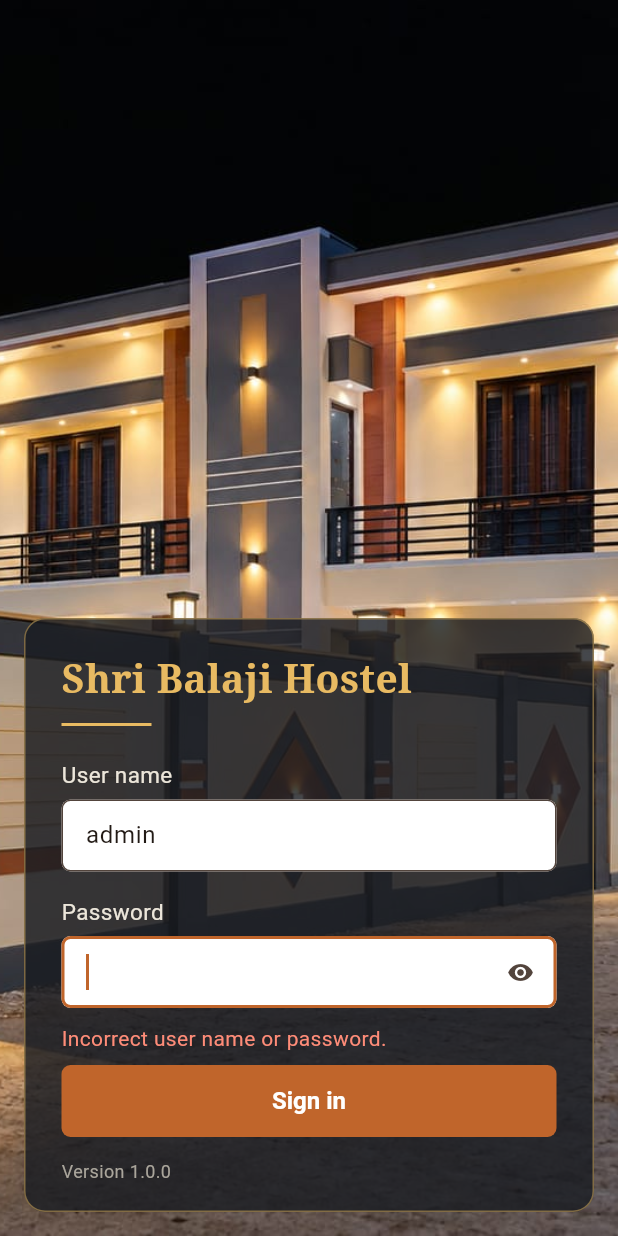
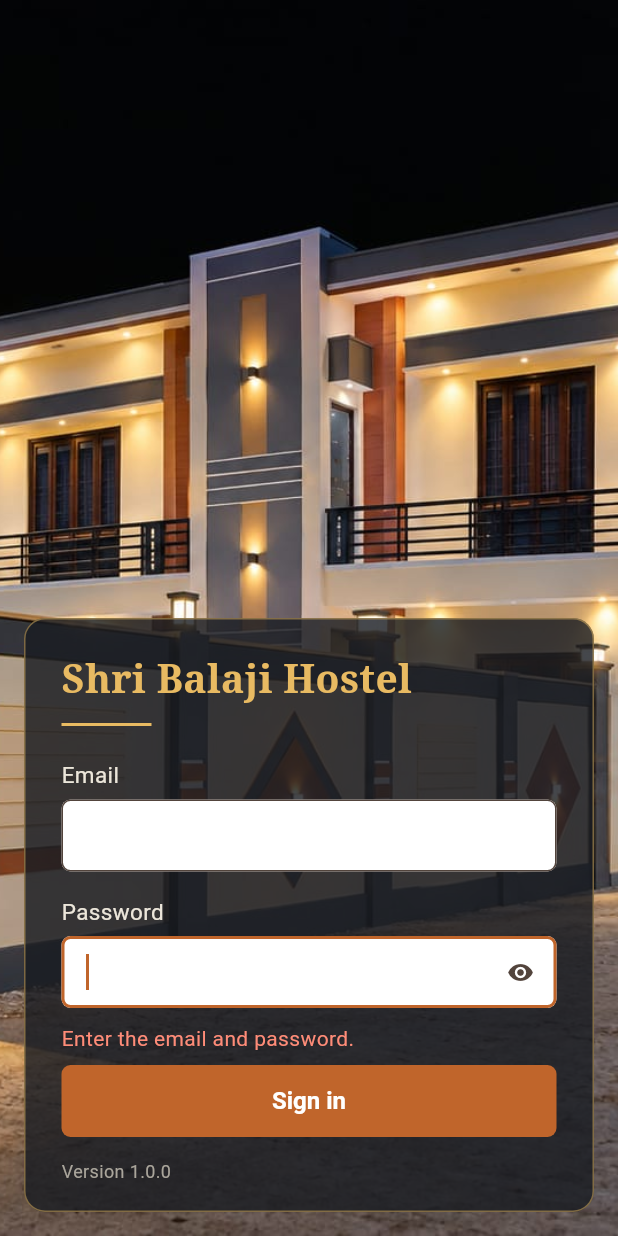
Before and after one commit to offbeatsoftware/HostelMobileApp, a Flutter app: the screen it shows after launch, after a tap on "Sign in", on a phone screen of 412 x 824 dp. Run offline on Flutter 3.47's test engine with Material 3 defaults, Android fonts, the phone set to English and light mode, and no system bars; our stand-ins replace firebase_auth, firebase_core; accounts and stored records are empty; generated files the repository leaves out were written again.

Commit message:
Sign in with Firebase Authentication instead of hard coded admin/admin
- AuthService signs in with email and password through Firebase Auth and
  turns Firebase error codes into plain messages
- Login screen asks for Email, shows a spinner while signing in
- Home page signs out of Firebase; an admin who is still signed in opens
  straight on the home page
- Tests use firebase_auth_mocks so they never reach the real project

Needs lib/firebase_options.dart from 'flutterfire configure'.

Co-Authored-By: Claude Opus 5.5 <noreply@anthropic.com>
Claude-Session: https://claude.ai/code/session_018FhnE8L3m5wKWhMeKdu4z2

```diff
--- a/lib/main.dart
+++ b/lib/main.dart
@@ -1,9 +1,16 @@
+import 'package:firebase_core/firebase_core.dart';
 import 'package:flutter/material.dart';
 
+import 'firebase_options.dart';
+import 'screens/home_screen.dart';
 import 'screens/login_screen.dart';
+import 'services/auth_service.dart';
 import 'theme/app_theme.dart';
 
-void main() {
+Future<void> main() async {
+  // Flutter must be ready before Firebase is started.
+  WidgetsFlutterBinding.ensureInitialized();
+  await Firebase.initializeApp(options: DefaultFirebaseOptions.currentPlatform);
   runApp(const HostelMobileApp());
 }
 
@@ -16,7 +23,9 @@ class HostelMobileApp extends StatelessWidget {
       title: AppInfo.productName,
       debugShowCheckedModeBanner: false,
       theme: AppTheme.light,
-      home: const LoginScreen(),
+      // Firebase remembers the sign in, so an admin who is still signed in
+      // goes straight to the home page.
+      home: AuthService.isSignedIn ? const HomeScreen() : const LoginScreen(),
     );
   }
 }
--- a/lib/screens/home_screen.dart
+++ b/lib/screens/home_screen.dart
@@ -1,5 +1,6 @@
 import 'package:flutter/material.dart';
 
+import '../services/auth_service.dart';
 import '../theme/app_theme.dart';
 import 'login_screen.dart';
 
@@ -18,9 +19,13 @@ class HomeScreen extends StatelessWidget {
             key: const Key('signOut'),
             icon: const Icon(Icons.logout),
             tooltip: 'Sign out',
-            onPressed: () => Navigator.of(context).pushReplacement(
-              MaterialPageRoute(builder: (_) => const LoginScreen()),
-            ),
+            onPressed: () async {
+              await AuthService.signOut();
+              if (!context.mounted) return;
+              Navigator.of(context).pushReplacement(
+                MaterialPageRoute(builder: (_) => const LoginScreen()),
+              );
+            },
           ),
         ],
       ),
--- a/lib/screens/login_screen.dart
+++ b/lib/screens/login_screen.dart
@@ -5,7 +5,8 @@ import '../theme/app_theme.dart';
 import 'home_screen.dart';
 
 /// Admin sign in, migrated from the desktop LoginForm: the hostel photo fills the
-/// screen and the sign in panel sits at the bottom.
+/// screen and the sign in panel sits at the bottom. The admin signs in with the
+/// email and password of a Firebase Authentication account.
 class LoginScreen extends StatefulWidget {
   const LoginScreen({super.key});
 
@@ -14,30 +15,46 @@ class LoginScreen extends StatefulWidget {
 }
 
 class _LoginScreenState extends State<LoginScreen> {
-  final _userNameController =
-      TextEditingController(text: AuthService.defaultUserName);
+  final _emailController = TextEditingController();
   final _passwordController = TextEditingController();
   final _passwordFocus = FocusNode();
   String _message = '';
   bool _obscure = true;
+  bool _busy = false;
 
   @override
   void dispose() {
-    _userNameController.dispose();
+    _emailController.dispose();
     _passwordController.dispose();
     _passwordFocus.dispose();
     super.dispose();
   }
 
-  void _signIn() {
-    if (AuthService.isValidLogin(
-        _userNameController.text, _passwordController.text)) {
-      Navigator.of(context).pushReplacement(
-        MaterialPageRoute(builder: (_) => const HomeScreen()),
+  Future<void> _signIn() async {
+    if (_busy) return;
+    FocusScope.of(context).unfocus();
+    setState(() {
+      _busy = true;
+      _message = '';
+    });
+
+    final error = await AuthService.signIn(
+      _emailController.text,
+      _passwordController.text,
     );
+    // The screen may have closed while waiting for Firebase.
+    if (!mounted) return;
+
+    if (error == null) {
+      Navigator.of(
+        context,
+      ).pushReplacement(MaterialPageRoute(builder: (_) => const HomeScreen()));
       return;
     }
-    setState(() => _message = 'Incorrect user name or password.');
+    setState(() {
+      _busy = false;
+      _message = error;
+    });
     _passwordController.clear();
     _passwordFocus.requestFocus();
   }
@@ -52,8 +69,10 @@ class _LoginScreenState extends State<LoginScreen> {
 
   Widget _label(String text) => Padding(
     padding: const EdgeInsets.only(bottom: 6),
-        child: Text(text,
-            style: const TextStyle(color: AppColors.lightText, fontSize: 15)),
+    child: Text(
+      text,
+      style: const TextStyle(color: AppColors.lightText, fontSize: 15),
+    ),
   );
 
   @override
@@ -70,8 +89,9 @@ class _LoginScreenState extends State<LoginScreen> {
               builder: (context, constraints) => SingleChildScrollView(
                 padding: const EdgeInsets.all(16),
                 child: ConstrainedBox(
-                  constraints:
-                      BoxConstraints(minHeight: constraints.maxHeight - 32),
+                  constraints: BoxConstraints(
+                    minHeight: constraints.maxHeight - 32,
+                  ),
                   child: Align(
                     alignment: Alignment.bottomCenter,
                     child: ConstrainedBox(
@@ -116,11 +136,14 @@ class _LoginScreenState extends State<LoginScreen> {
             child: Container(width: 60, height: 2, color: AppColors.gold),
           ),
           const SizedBox(height: 22),
-          _label('User name'),
+          _label('Email'),
           TextField(
-            key: const Key('userName'),
-            controller: _userNameController,
-            maxLength: 50,
+            key: const Key('email'),
+            controller: _emailController,
+            enabled: !_busy,
+            maxLength: 100,
+            keyboardType: TextInputType.emailAddress,
+            autofillHints: const [AutofillHints.email],
             textInputAction: TextInputAction.next,
             autocorrect: false,
             decoration: _fieldDecoration().copyWith(counterText: ''),
@@ -132,9 +155,9 @@ class _LoginScreenState extends State<LoginScreen> {
             key: const Key('password'),
             controller: _passwordController,
             focusNode: _passwordFocus,
-            // The user name is filled in, so the cursor starts in the password box.
-            autofocus: true,
+            enabled: !_busy,
             obscureText: _obscure,
+            autofillHints: const [AutofillHints.password],
             maxLength: 50,
             textInputAction: TextInputAction.done,
             decoration: _fieldDecoration(
@@ -150,9 +173,11 @@ class _LoginScreenState extends State<LoginScreen> {
           if (_message.isNotEmpty)
             Padding(
               padding: const EdgeInsets.only(bottom: 8),
-              child: Text(_message,
+              child: Text(
+                _message,
                 key: const Key('loginMessage'),
-                  style: const TextStyle(color: AppColors.errorText)),
+                style: const TextStyle(color: AppColors.errorText),
+              ),
             ),
           SizedBox(
             height: 48,
@@ -161,18 +186,34 @@ class _LoginScreenState extends State<LoginScreen> {
               style: FilledButton.styleFrom(
                 backgroundColor: AppColors.terracotta,
                 foregroundColor: Colors.white,
+                // Keep the colour while the spinner shows.
+                disabledBackgroundColor: AppColors.terracottaDark,
                 shape: RoundedRectangleBorder(
-                    borderRadius: BorderRadius.circular(6)),
-                textStyle:
-                    const TextStyle(fontSize: 16, fontWeight: FontWeight.bold),
+                  borderRadius: BorderRadius.circular(6),
                 ),
-              onPressed: _signIn,
-              child: const Text('Sign in'),
+                textStyle: const TextStyle(
+                  fontSize: 16,
+                  fontWeight: FontWeight.bold,
+                ),
+              ),
+              onPressed: _busy ? null : _signIn,
+              child: _busy
+                  ? const SizedBox(
+                      width: 22,
+                      height: 22,
+                      child: CircularProgressIndicator(
+                        strokeWidth: 2.5,
+                        color: Colors.white,
+                      ),
+                    )
+                  : const Text('Sign in'),
             ),
           ),
           const SizedBox(height: 14),
-          const Text('Version ${AppInfo.version}',
-              style: TextStyle(color: AppColors.mutedText, fontSize: 12)),
+          const Text(
+            'Version ${AppInfo.version}',
+            style: TextStyle(color: AppColors.mutedText, fontSize: 12),
+          ),
         ],
       ),
     );
--- a/lib/services/auth_service.dart
+++ b/lib/services/auth_service.dart
@@ -1,16 +1,57 @@
-/// Admin sign in. For this first step of the migration the login is hard coded
-/// to admin / admin; it will later be checked against the hostel database as the
-/// desktop AuthService does.
+import 'package:firebase_auth/firebase_auth.dart';
+import 'package:flutter/foundation.dart';
+
+/// Admin sign in through Firebase Authentication (email and password).
+/// Admin accounts are created in the Firebase Console
+/// (Authentication > Users), not in the app.
 class AuthService {
-  static const defaultUserName = 'admin';
-  static const _password = 'admin';
+  static FirebaseAuth? _testAuth;
 
-  /// The user name is not case sensitive; the password is (as on the desktop).
-  static bool isValidLogin(String? userName, String? password) {
-    final name = userName?.trim() ?? '';
-    if (name.isEmpty || password == null || password.isEmpty) {
-      return false;
+  static FirebaseAuth get _auth => _testAuth ?? FirebaseAuth.instance;
+
+  /// Lets the automated tests use a mock instead of the real Firebase.
+  @visibleForTesting
+  static void useAuth(FirebaseAuth? auth) => _testAuth = auth;
+
+  /// The admin who is signed in, or null.
+  static User? get currentUser => _auth.currentUser;
+
+  static bool get isSignedIn => currentUser != null;
+
+  /// Signs in. Returns null when it worked, otherwise a message to show.
+  static Future<String?> signIn(String email, String password) async {
+    final cleanEmail = email.trim();
+    if (cleanEmail.isEmpty || password.isEmpty) {
+      return 'Enter the email and password.';
     }
-    return name.toLowerCase() == defaultUserName && password == _password;
+    try {
+      await _auth.signInWithEmailAndPassword(
+        email: cleanEmail,
+        password: password,
+      );
+      return null;
+    } on FirebaseAuthException catch (e) {
+      return messageFor(e.code);
+    } catch (_) {
+      return 'The sign in could not be completed. Please try again.';
+    }
   }
+
+  /// Turns a Firebase error code into a message for the admin.
+  static String messageFor(String code) {
+    switch (code) {
+      case 'invalid-email':
+        return 'The email address is not valid.';
+      case 'user-disabled':
+        return 'This account has been disabled.';
+      case 'too-many-requests':
+        return 'Too many attempts. Please try again later.';
+      case 'network-request-failed':
+        return 'No internet connection. Please check and try again.';
+      default: // invalid-credential, wrong-password, user-not-found
+        return 'Incorrect email or password.';
+    }
+  }
+
+  static Future<void> signOut() => _auth.signOut();
 }
--- a/lib/theme/app_theme.dart
+++ b/lib/theme/app_theme.dart
@@ -20,7 +20,9 @@ class AppColors {
   static const errorText = Color(0xFFFF8C78);
 
   // Main screens.
-  static const contentBackground = Color(0xFFF5ECDC); // beige, like the hostel walls
+  static const contentBackground = Color(
+    0xFFF5ECDC,
+  ); // beige, like the hostel walls
   static const textPrimary = Color(0xFF212529);
   static const textMuted = Color(0xFF6C757D);
 }
--- a/pubspec.yaml
+++ b/pubspec.yaml
@@ -34,6 +34,8 @@ dependencies:
   # The following adds the Cupertino Icons font to your application.
   # Use with the CupertinoIcons class for iOS style icons.
   cupertino_icons: ^1.0.8
+  firebase_core: ^5.1.0
+  firebase_auth: ^7.0.1
 
 dev_dependencies:
   flutter_test:
@@ -45,6 +47,8 @@ dev_dependencies:
   # package. See that file for information about deactivating specific lint
   # rules and activating additional ones.
   flutter_lints: ^6.0.0
+  firebase_auth_mocks: ^0.16.0
+  mock_exceptions: ^0.8.2
 
 # For information on the generic Dart part of this file, see the
 # following page: https://dart.dev/tools/pub/pubspec
```
Also changed, not shown: pubspec.lock, 1 other file. Lines whose indentation alone changed are shown as unchanged.
